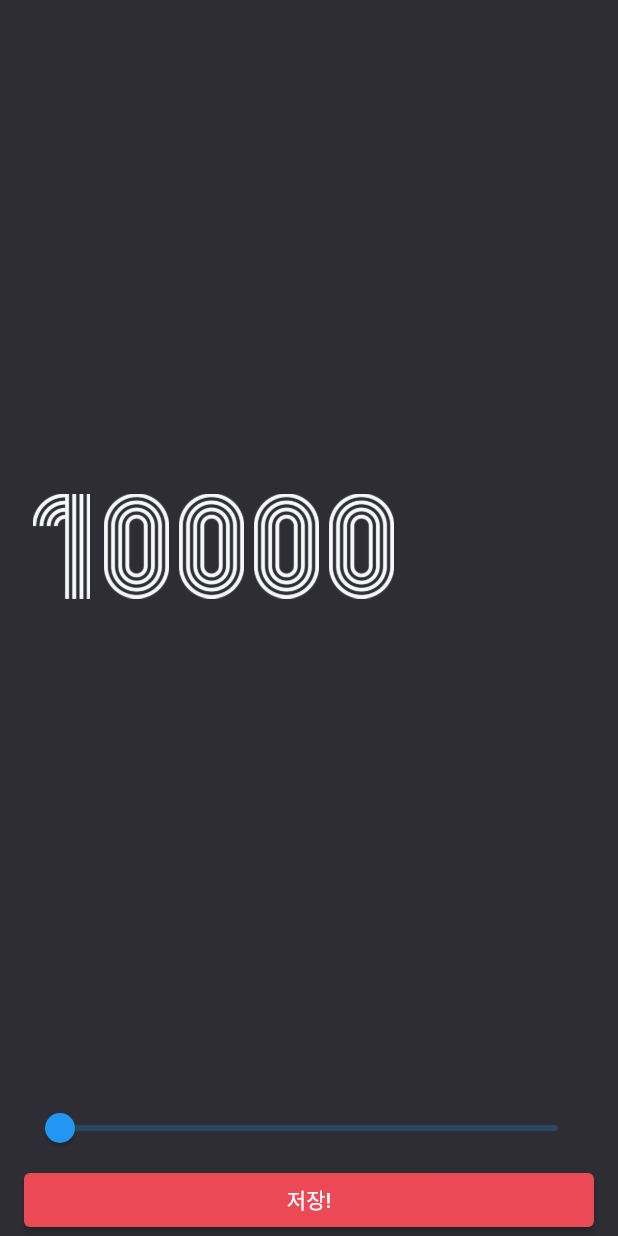
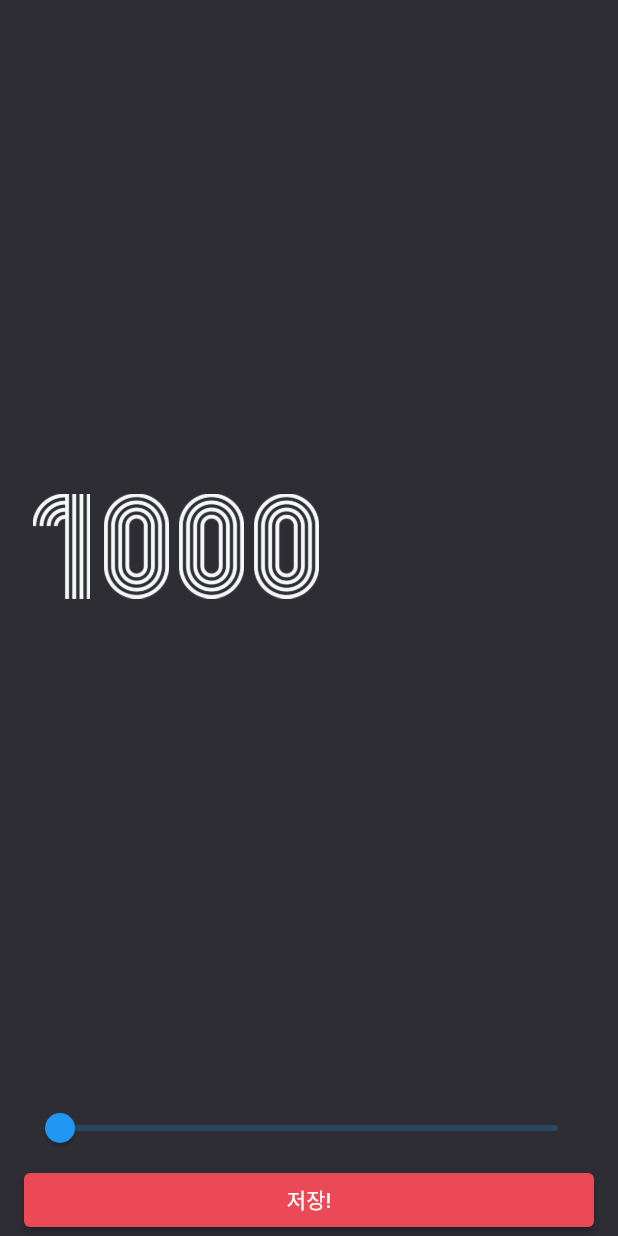
Before and after one commit to taeGnues/flutter_random_num_gener, a Flutter app: the screen it shows after launch, after a tap on the "settings" icon, on a phone screen of 412 x 824 dp. Run offline on Flutter 3.47's test engine with Material 2 defaults, Android fonts, the light colour scheme and no system bars.

Commit message:
All State Clean & data transfer between screens

```diff
--- a/lib/screen/home_screen.dart
+++ b/lib/screen/home_screen.dart
@@ -51,10 +51,14 @@ class _HomeScreenState extends State<HomeScreen> {
     final result = await Navigator.of(context).push<int>(
       MaterialPageRoute(
         builder: (BuildContext context) {
-          return SettingsScreen();
+          return SettingsScreen(maxNumber: maxNumber,);
         },
       ),
     );
+
+    setState(() {
+      if(result!=null) maxNumber = result; // int? 타입.
+    });
   }
 
   void onRandomGenerater() {
--- a/lib/screen/settings_screen.dart
+++ b/lib/screen/settings_screen.dart
@@ -2,15 +2,23 @@ import 'package:flutter/material.dart';
 import 'package:random_number_create/constant/color.dart';
 
 class SettingsScreen extends StatefulWidget {
-  const SettingsScreen({Key? key}) : super(key: key);
+  final int maxNumber;
+
+  const SettingsScreen({Key? key, required this.maxNumber}) : super(key: key);
 
   @override
   State<SettingsScreen> createState() => _SettingsScreenState();
 }
 
 class _SettingsScreenState extends State<SettingsScreen> {
-  double maxNumber = 10000;
+  double maxNumber = 1000;
 
+  @override
+  void initState() { // build 실행 전, state 생성 전 실행
+    // TODO: implement initState
+    super.initState();
+    maxNumber = widget.maxNumber.toDouble();
+  }
   @override
   Widget build(BuildContext context) {
     return Scaffold(
@@ -21,7 +29,31 @@ class _SettingsScreenState extends State<SettingsScreen> {
           child: Column(
             crossAxisAlignment: CrossAxisAlignment.stretch,
             children: [
-              Expanded(
+             _Body(maxNumber: maxNumber,),
+              _Footer(onSlideChanged: onSlideChanged, maxNumber: maxNumber, onButtonPressed: onButtonPressed,),
+            ],
+          ),
+        ),
+      ),
+    );
+  }
+  void onButtonPressed() {
+    Navigator.of(context).pop(maxNumber.toInt());
+  }
+  void onSlideChanged(double val) { // valueChanged<double>? 필요
+    setState(() {
+      maxNumber = val;
+    });
+  }
+}
+
+class _Body extends StatelessWidget {
+  final double maxNumber;
+  const _Body({Key? key, required this.maxNumber}) : super(key: key);
+
+  @override
+  Widget build(BuildContext context) {
+    return  Expanded(
       child: Row(
         children: maxNumber
             .toInt()
@@ -36,29 +68,36 @@ class _SettingsScreenState extends State<SettingsScreen> {
         )
             .toList(),
       ),
-              ),
+    );
+  }
+}
+
+class _Footer extends StatelessWidget {
+  final ValueChanged<double>? onSlideChanged;
+  final double maxNumber;
+  final VoidCallback onButtonPressed;
+
+  const _Footer({Key? key, this.onSlideChanged, required this.maxNumber, required this.onButtonPressed}) : super(key: key);
+
+  @override
+  Widget build(BuildContext context) {
+    return Column(
+      crossAxisAlignment: CrossAxisAlignment.stretch,
+      children: [
         Slider(
             value: maxNumber, // maxNumber로 재빌드!
-                  min: 10000,
-                  max: 1000000,
-                  onChanged: (double val) {
-                    setState(() {
-                      maxNumber = val;
-                    });
-                  }),
+            min: 1000,
+            max: 100000,
+            onChanged: onSlideChanged,
+        ),
         ElevatedButton(
           style: ElevatedButton.styleFrom(
             backgroundColor: RED_COLOR,
           ),
-                onPressed: () {
-                  Navigator.of(context).pop(maxNumber.toInt());
-                },
+          onPressed: onButtonPressed,
           child: Text('저장!'),
         ),
       ],
-          ),
-        ),
-      ),
     );
   }
 }
```
Lines whose indentation alone changed are shown as unchanged.
